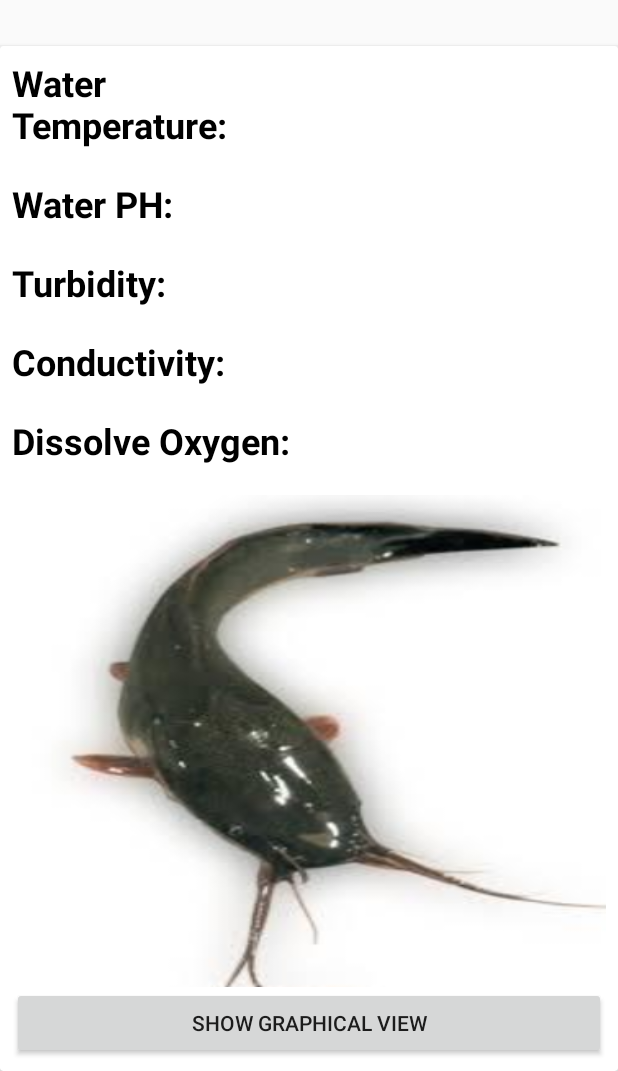
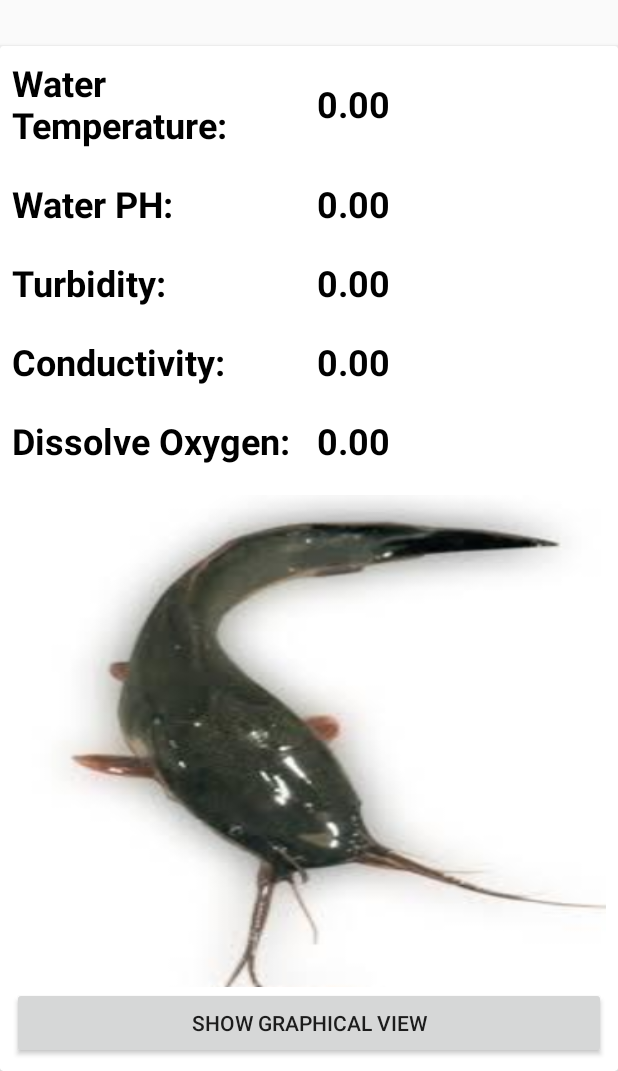
Before and after one commit to smartraysam/FishFarm, an Android app: the screen it shows after launch (MainActivity), on a phone screen of 412 x 824 dp, the part 165-1236 px from its top. Run offline under Robolectric (Android 15) with nearby library versions, the phone set to English and light mode, and no system bars; libraries missing offline, so code that uses them is left out: com.github.mikephil.charting, org.apache.poi.

Commit message:
update a dashboard view update

```diff
--- a/app/src/main/AndroidManifest.xml
+++ b/app/src/main/AndroidManifest.xml
@@ -11,10 +11,11 @@
         android:label="@string/app_name"
         android:roundIcon="@mipmap/ic_launcher_round"
         android:supportsRtl="true"
+        android:screenOrientation="portrait"
         android:theme="@style/AppTheme">
         <activity
             android:name=".GraphActivity"
-            android:label="@string/title_activity_graph"
+            android:label="@string/app_name"
             android:parentActivityName=".MainActivity"
             android:theme="@style/AppTheme.NoActionBar">
             <meta-data
--- a/app/src/main/java/com/smartdev/fishfarm/MainActivity.java
+++ b/app/src/main/java/com/smartdev/fishfarm/MainActivity.java
@@ -347,10 +347,10 @@ public class MainActivity extends AppCompatActivity implements View.OnClickListe
                 }
                 Log.d(Constants.TAG, String.valueOf(logData.size()));
                 if (!isExport) {
-                    LogModel dModel = logData.get(0);
+                    LogModel dModel = logData.get(logData.size()-1);
                     txtTemp.setText(dModel.getTemperature()+"\u2103");
                     txtPh.setText(dModel.getPH());
-                    txtOxy.setText(" ");
+                    txtOxy.setText("0.00 ");
                     txtTurb.setText(dModel.getDissolveOxy());
                     txtCond.setText(dModel.getSanility());
                 } else {
--- a/app/src/main/res/layout/content_main.xml
+++ b/app/src/main/res/layout/content_main.xml
@@ -76,6 +76,7 @@
                     android:layout_gravity="center"
                     android:layout_marginLeft="5dp"
                     android:layout_weight="1"
+                    android:text="0.00"
                     android:textColor="@android:color/black"
                     android:textSize="24sp"
                     android:textStyle="bold" />
@@ -104,6 +105,7 @@
                     android:layout_gravity="center"
                     android:layout_marginLeft="5dp"
                     android:layout_weight="1"
+                    android:text="0.00"
                     android:textColor="@android:color/black"
                     android:textSize="24sp"
                     android:textStyle="bold" />
@@ -132,6 +134,7 @@
                     android:layout_gravity="center"
                     android:layout_marginLeft="5dp"
                     android:layout_weight="1"
+                    android:text="0.00"
                     android:textColor="@android:color/black"
                     android:textSize="24sp"
                     android:textStyle="bold" />
@@ -160,6 +163,7 @@
                     android:layout_gravity="center"
                     android:layout_marginLeft="5dp"
                     android:layout_weight="1"
+                    android:text="0.00"
                     android:textColor="@android:color/black"
                     android:textSize="24sp"
                     android:textStyle="bold" />
@@ -188,6 +192,7 @@
                     android:layout_gravity="center"
                     android:layout_marginLeft="5dp"
                     android:layout_weight="1"
+                    android:text="0.00"
                     android:textColor="@android:color/black"
                     android:textSize="24sp"
                     android:textStyle="bold" />
```
